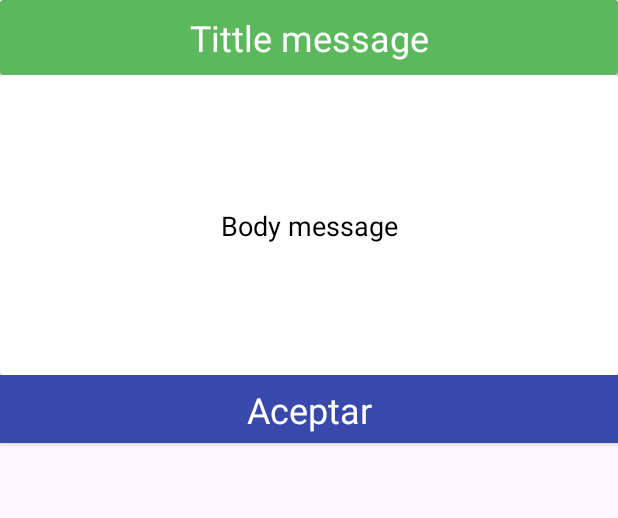
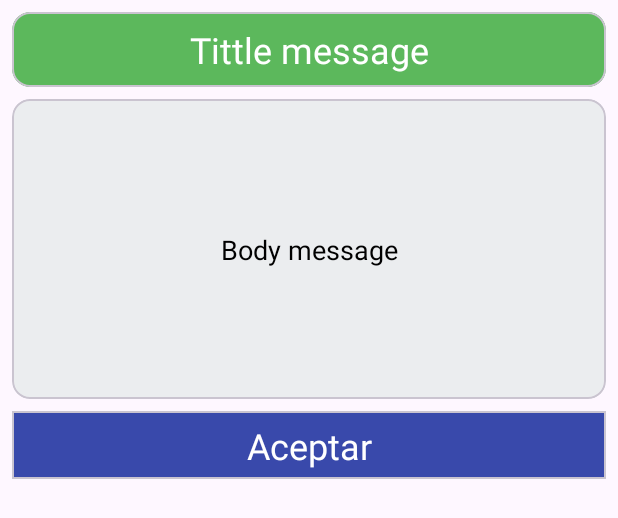
Before and after one commit to Orlandroid/Agenda, an Android app: the layout alert_dialog_messages.xml on its own in the app's theme, with its tools: preview values and no code run, on a phone screen of 412 x 824 dp. Shown: the top 518 px of the screen. Run offline under Robolectric (Android 15) with nearby library versions, the phone set to English and light mode, and no system bars.

Commit message:
Add delete option and update ui list

```diff
--- a/app/src/main/java/com/example/crudagenda/db/db/NoteDao.kt
+++ b/app/src/main/java/com/example/crudagenda/db/db/NoteDao.kt
@@ -26,7 +26,7 @@ interface NoteDao {
     suspend fun insert(note: Note): Long
 
     @Delete
-    suspend fun delete(note: Note)
+    suspend fun deleteNote(note: Note): Int
 
     @Update
     suspend fun update(note: Note)
--- a/app/src/main/java/com/example/crudagenda/repositorio/NotesRepository.kt
+++ b/app/src/main/java/com/example/crudagenda/repositorio/NotesRepository.kt
@@ -13,9 +13,8 @@ class NotesRepository @Inject constructor(private val db: NoteDao) {
     fun getAllNotesFlow(): LiveData<List<Note>> = db.getAllNotesFlow().asLiveData()
     suspend fun getAllNotes() = db.getAllNotes()
     suspend fun updateNote(note: Note) = db.update(note)
-    suspend fun deleteNote(note: Note) = db.delete(note)
+    suspend fun deleteNote(note: Note) = db.deleteNote(note)
     suspend fun deleteAllNotes() = db.deleteAll()
     suspend fun searchNotes(title: String) = db.searchNotes(title)
 
-
 }
--- a/app/src/main/java/com/example/crudagenda/ui/addcontact/AddContactFragment.kt
+++ b/app/src/main/java/com/example/crudagenda/ui/addcontact/AddContactFragment.kt
@@ -1,6 +1,5 @@
 package com.example.crudagenda.ui.addcontact
 
-import android.net.Uri
 import android.widget.ArrayAdapter
 import androidx.core.widget.doOnTextChanged
 import androidx.fragment.app.viewModels
@@ -27,7 +26,6 @@ class AddContactFragment : BaseFragment<FragmentAddNoteBinding>(R.layout.fragmen
 
 
     private val viewModel: ViewModelAddContact by viewModels()
-    private var imageUri: Uri? = null
 
     override fun configureToolbar() = MainActivity.ToolbarConfiguration(
         showToolbar = true, toolbarTitle = getString(R.string.agregar_contacto)
--- a/app/src/main/java/com/example/crudagenda/ui/update/UpdateFragment.kt
+++ b/app/src/main/java/com/example/crudagenda/ui/update/UpdateFragment.kt
@@ -4,7 +4,6 @@ import android.app.Activity
 import android.content.Intent
 import android.net.Uri
 import android.os.Bundle
-import android.util.Log
 import android.view.Menu
 import android.view.MenuInflater
 import android.view.MenuItem
--- a/app/src/main/java/com/example/crudagenda/util/MainAlert.kt
+++ b/app/src/main/java/com/example/crudagenda/util/MainAlert.kt
@@ -71,7 +71,8 @@ class MainAlert(
                 clickOnCancel()
                 dialog?.dismiss()
             }
-            binding.bodyMessage.text = messageBody
+            bodyMessage.text = messageBody
+            titleHeader.text = getString(R.string.aviso)
         }
         setKindOfMessage()
         setKindOfView(isTwoButtonDialog)
--- /dev/null
+++ b/app/src/main/res/drawable/delete.xml
@@ -0,0 +1,5 @@
+<vector android:height="24dp" android:tint="#000000"
+    android:viewportHeight="24" android:viewportWidth="24"
+    android:width="24dp" xmlns:android="http://schemas.android.com/apk/res/android">
+    <path android:fillColor="@android:color/white" android:pathData="M6,19c0,1.1 0.9,2 2,2h8c1.1,0 2,-0.9 2,-2V7H6v12zM19,4h-3.5l-1,-1h-5l-1,1H5v2h14V4z"/>
+</vector>
--- a/app/src/main/res/layout/alert_dialog_messages.xml
+++ b/app/src/main/res/layout/alert_dialog_messages.xml
@@ -3,46 +3,57 @@
     xmlns:app="http://schemas.android.com/apk/res-auto"
     xmlns:tools="http://schemas.android.com/tools"
     android:layout_width="match_parent"
-    android:layout_height="match_parent">
+    android:layout_height="wrap_content">
 
-    <androidx.cardview.widget.CardView
+    <com.google.android.material.card.MaterialCardView
         android:id="@+id/button_aceptar_one_button"
         android:layout_width="0dp"
         android:layout_height="45dp"
+        android:layout_marginStart="8dp"
+        android:layout_marginTop="8dp"
+        android:layout_marginEnd="8dp"
+        android:layout_marginBottom="16dp"
         android:visibility="visible"
         app:cardBackgroundColor="@color/azul"
         app:cardCornerRadius="0dp"
         app:cardPreventCornerOverlap="false"
+        app:layout_constraintBottom_toBottomOf="parent"
         app:layout_constraintEnd_toEndOf="parent"
         app:layout_constraintStart_toStartOf="parent"
-        app:layout_constraintTop_toBottomOf="@+id/cardView2">
+        app:layout_constraintTop_toBottomOf="@+id/cardView2"
+        tools:visibility="visible">
 
         <androidx.constraintlayout.widget.ConstraintLayout
             android:layout_width="match_parent"
             android:layout_height="match_parent">
 
             <TextView
-                android:textColor="@color/white"
                 android:layout_width="wrap_content"
                 android:layout_height="wrap_content"
                 android:text="@string/aceptar"
+                android:textColor="@color/white"
                 android:textSize="24sp"
                 app:layout_constraintBottom_toBottomOf="parent"
                 app:layout_constraintEnd_toEndOf="parent"
                 app:layout_constraintStart_toStartOf="parent"
                 app:layout_constraintTop_toTopOf="parent" />
         </androidx.constraintlayout.widget.ConstraintLayout>
-    </androidx.cardview.widget.CardView>
+    </com.google.android.material.card.MaterialCardView>
 
-    <androidx.cardview.widget.CardView
+    <com.google.android.material.card.MaterialCardView
         android:id="@+id/button_aceptar"
         android:layout_width="0dp"
         android:layout_height="45dp"
+        android:layout_marginStart="8dp"
+        android:layout_marginTop="8dp"
+        android:layout_marginEnd="8dp"
+        android:layout_marginBottom="16dp"
         android:visibility="visible"
         app:cardBackgroundColor="@color/azul"
         app:cardCornerRadius="0dp"
+        app:layout_constraintBottom_toBottomOf="parent"
         app:layout_constraintEnd_toEndOf="parent"
-        app:layout_constraintStart_toEndOf="@+id/view5"
+        app:layout_constraintStart_toStartOf="@+id/guideline40"
         app:layout_constraintTop_toBottomOf="@+id/cardView2"
         tools:visibility="gone">
 
@@ -62,19 +73,25 @@
                 app:layout_constraintStart_toStartOf="parent"
                 app:layout_constraintTop_toTopOf="parent" />
         </androidx.constraintlayout.widget.ConstraintLayout>
-    </androidx.cardview.widget.CardView>
+    </com.google.android.material.card.MaterialCardView>
 
-    <androidx.cardview.widget.CardView
+    <com.google.android.material.card.MaterialCardView
         android:id="@+id/button_cancelar"
         android:layout_width="0dp"
         android:layout_height="45dp"
+        android:layout_marginStart="8dp"
+        android:layout_marginTop="8dp"
+        android:layout_marginEnd="8dp"
+        android:layout_marginBottom="16dp"
         android:visibility="gone"
         app:cardBackgroundColor="@color/azul"
         app:cardCornerRadius="0dp"
         app:cardPreventCornerOverlap="false"
-        app:layout_constraintEnd_toStartOf="@+id/view5"
+        app:layout_constraintBottom_toBottomOf="parent"
+        app:layout_constraintEnd_toStartOf="@+id/guideline40"
         app:layout_constraintStart_toStartOf="parent"
-        app:layout_constraintTop_toBottomOf="@+id/cardView2">
+        app:layout_constraintTop_toBottomOf="@+id/cardView2"
+        tools:visibility="gone">
 
         <androidx.constraintlayout.widget.ConstraintLayout
             android:layout_width="match_parent"
@@ -84,27 +101,22 @@
                 android:layout_width="wrap_content"
                 android:layout_height="wrap_content"
                 android:text="@string/cancelar_dialog"
+                android:textColor="@color/white"
                 android:textSize="24sp"
                 app:layout_constraintBottom_toBottomOf="parent"
                 app:layout_constraintEnd_toEndOf="parent"
                 app:layout_constraintStart_toStartOf="parent"
                 app:layout_constraintTop_toTopOf="parent" />
         </androidx.constraintlayout.widget.ConstraintLayout>
-    </androidx.cardview.widget.CardView>
+    </com.google.android.material.card.MaterialCardView>
 
-    <View
-        android:id="@+id/view5"
-        android:layout_width="2dp"
-        android:layout_height="45dp"
-        android:background="@color/primary"
-        app:layout_constraintEnd_toStartOf="@+id/guideline40"
-        app:layout_constraintStart_toStartOf="@+id/guideline40"
-        app:layout_constraintTop_toBottomOf="@+id/cardView2" />
-
-    <androidx.cardview.widget.CardView
+    <com.google.android.material.card.MaterialCardView
         android:id="@+id/header_dialog"
         android:layout_width="match_parent"
         android:layout_height="50dp"
+        android:layout_marginStart="8dp"
+        android:layout_marginTop="8dp"
+        android:layout_marginEnd="8dp"
         app:cardBackgroundColor="@color/succes"
         app:layout_constraintEnd_toEndOf="parent"
         app:layout_constraintStart_toStartOf="parent"
@@ -126,12 +138,16 @@
                 app:layout_constraintStart_toStartOf="parent"
                 app:layout_constraintTop_toTopOf="parent" />
         </androidx.constraintlayout.widget.ConstraintLayout>
-    </androidx.cardview.widget.CardView>
+    </com.google.android.material.card.MaterialCardView>
 
-    <androidx.cardview.widget.CardView
+    <com.google.android.material.card.MaterialCardView
         android:id="@+id/cardView2"
         android:layout_width="match_parent"
         android:layout_height="200dp"
+        android:layout_marginStart="8dp"
+        android:layout_marginTop="8dp"
+        android:layout_marginEnd="8dp"
+        app:cardBackgroundColor="@color/background"
         app:layout_constraintEnd_toEndOf="parent"
         app:layout_constraintStart_toStartOf="parent"
         app:layout_constraintTop_toBottomOf="@+id/header_dialog">
@@ -155,7 +171,7 @@
                 app:layout_constraintStart_toStartOf="parent"
                 app:layout_constraintTop_toTopOf="parent" />
         </androidx.constraintlayout.widget.ConstraintLayout>
-    </androidx.cardview.widget.CardView>
+    </com.google.android.material.card.MaterialCardView>
 
     <androidx.constraintlayout.widget.Guideline
         android:id="@+id/guideline40"
--- a/app/src/main/res/layout/fragment_add_note.xml
+++ b/app/src/main/res/layout/fragment_add_note.xml
@@ -63,6 +63,7 @@
                         android:ems="10"
                         android:hint="@string/t_tulo"
                         android:inputType="textPersonName"
+                        app:boxBackgroundColor="@color/white"
                         app:layout_constraintEnd_toEndOf="parent"
                         app:layout_constraintStart_toStartOf="parent"
                         app:layout_constraintTop_toTopOf="parent">
@@ -82,6 +83,7 @@
                         android:layout_marginTop="16dp"
                         android:layout_marginEnd="16dp"
                         android:ems="10"
+                        app:boxBackgroundColor="@color/white"
                         app:layout_constraintEnd_toEndOf="parent"
                         app:layout_constraintStart_toStartOf="parent"
                         app:layout_constraintTop_toBottomOf="@+id/title">
@@ -111,7 +113,9 @@
                             android:layout_width="match_parent"
                             android:layout_height="match_parent"
                             android:layout_weight="1"
+                            android:background="@color/white"
                             android:inputType="none"
+                            android:popupBackground="@color/white"
                             app:simpleItems="@array/priority" />
                     </com.google.android.material.textfield.TextInputLayout>
                 </LinearLayout>
--- a/app/src/main/res/values/strings.xml
+++ b/app/src/main/res/values/strings.xml
@@ -27,6 +27,8 @@
     <string name="error_service">Servicio no disponible, intente más tarde.</string>
     <string name="verifica_conexion">Verifica tu conexion de internet</string>
     <string name="register_success">Se ha guardado el registro correctamente</string>
+    <string name="delete_ask">¿Estás seguro que deseas eliminar la nota?</string>
+    <string name="aviso">Aviso</string>
     <array name="priority">
         <item>Low</item>
         <item>Normal</item>
```
Also changed, not shown: app/src/main/java/com/example/crudagenda/ui/listaagenda/ListaAgendaAdapter.kt (+28 -24 lines), app/src/main/java/com/example/crudagenda/ui/listaagenda/ListaAgendaFragment.kt (+33 -4 lines), app/src/main/java/com/example/crudagenda/ui/listaagenda/ViewModelListaAgenda.kt (+9 -4 lines), app/src/main/java/com/example/crudagenda/util/Extensions.kt (+15 -0 lines), app/src/main/java/com/example/crudagenda/util/SafeOperationDb.kt (deleted, +0 -31 lines), app/src/main/res/layout/fragment_update.xml (+9 -6 lines), app/src/main/res/layout/item_note.xml (+20 -6 lines), app/src/main/res/drawable/delete.png (deleted).
